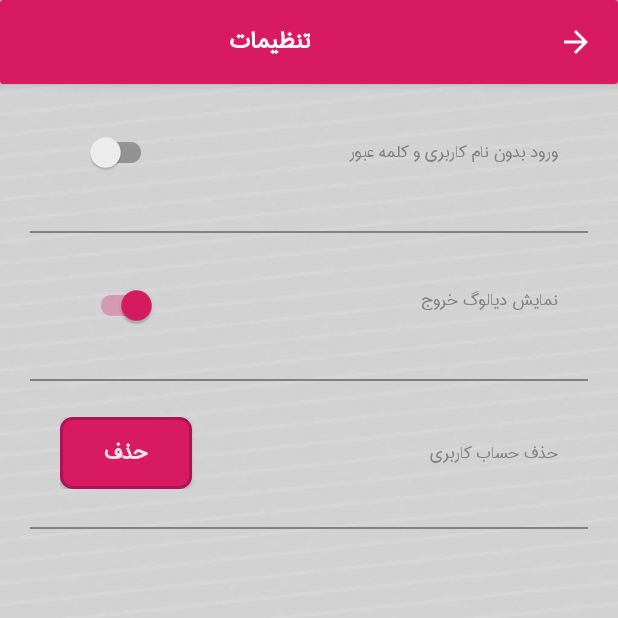
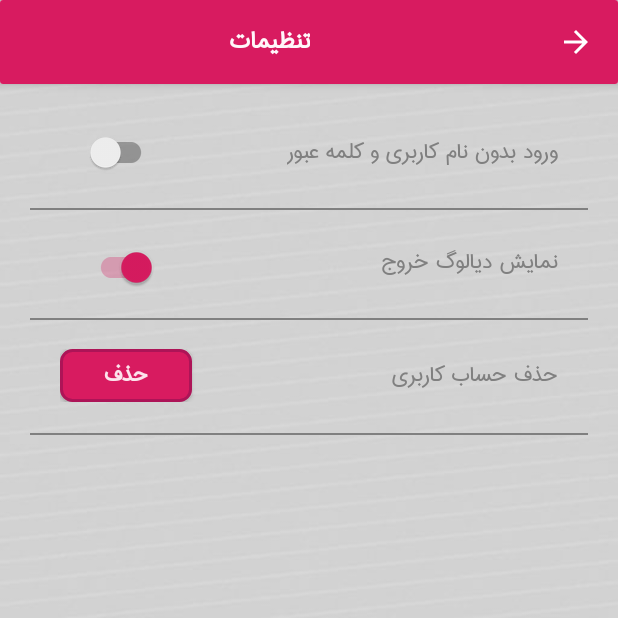
Before and after one commit to kasra-07/TickVision, an Android app: the SettingActivity screen opened directly, with no data from a screen before it, on a phone screen of 412 x 824 dp, the top half of it. Run offline under Robolectric (Android 15) with nearby library versions, the light colour scheme and no system bars; our stand-ins replace Room's generated code; network calls fail.

Commit message:
end create exit_dialog_layout.xml and ExitDialog.java

```diff
--- a/app/src/main/java/ir/mahchegroup/tickvision/SettingActivity.java
+++ b/app/src/main/java/ir/mahchegroup/tickvision/SettingActivity.java
@@ -15,7 +15,6 @@ import android.view.View;
 import android.widget.Button;
 import android.widget.ImageView;
 import android.widget.TextView;
-import android.widget.Toast;
 
 import java.util.Objects;
 
@@ -58,7 +57,7 @@ public class SettingActivity extends AppCompatActivity implements DeleteAccount.
 
         loginStay.setOnCheckedChangeListener((buttonView, isChecked) -> shared.getEditor().putBoolean(UserItems.IS_LOGIN_STAY, isChecked).apply());
 
-        showExitDialog.setOnCheckedChangeListener((buttonView, isChecked) -> shared.getEditor().putBoolean(UserItems.IS_SHOW_EXIT_DIALOG, isChecked));
+        showExitDialog.setOnCheckedChangeListener((buttonView, isChecked) -> shared.getEditor().putBoolean(UserItems.IS_SHOW_EXIT_DIALOG, isChecked).apply());
 
         btnRemove.setOnClickListener(v -> {
             DeleteAccountDialog deleteAccountDialog = new DeleteAccountDialog(this);
--- a/app/src/main/res/layout/activity_setting.xml
+++ b/app/src/main/res/layout/activity_setting.xml
@@ -17,11 +17,11 @@
         android:layout_alignParentEnd="true"
         android:layout_marginStart="@dimen/margin_top_bottom_setting_elements"
         android:layout_marginTop="5dp"
+        android:layout_marginBottom="-10dp"
         android:layout_marginEnd="@dimen/margin_top_bottom_setting_elements"
         android:paddingStart="20dp"
         android:paddingTop="10dp"
-        android:paddingEnd="20dp"
-        android:paddingBottom="5dp">
+        android:paddingEnd="20dp">
 
         <TextView
             android:layout_width="wrap_content"
@@ -32,7 +32,7 @@
             android:gravity="center_vertical"
             android:text="@string/login_stay_text"
             android:textColor="@color/gray"
-            android:textSize="@dimen/normal_text_size"
+            android:textSize="@dimen/large_text_size"
             tools:ignore="RelativeOverlap,TextContrastCheck" />
 
         <androidx.appcompat.widget.SwitchCompat
@@ -67,7 +67,7 @@
     <View
         android:id="@+id/v1"
         android:layout_width="match_parent"
-        android:layout_height="@dimen/normal_line_size"
+        android:layout_height="1dp"
         android:layout_below="@id/login_stay_layout"
         android:layout_marginStart="@dimen/margin_top_bottom_setting_elements"
         android:layout_marginTop="@dimen/margin_top_bottom_setting_elements"
@@ -82,13 +82,13 @@
         android:layout_below="@id/login_stay_layout"
         android:layout_alignParentEnd="true"
         android:layout_marginStart="@dimen/margin_top_bottom_setting_elements"
-        android:layout_marginTop="30dp"
+        android:layout_marginTop="20dp"
+        android:layout_marginBottom="-15dp"
         android:layout_marginEnd="@dimen/margin_top_bottom_setting_elements"
         android:padding="15dp"
         android:paddingStart="20dp"
         android:paddingTop="10dp"
-        android:paddingEnd="20dp"
-        android:paddingBottom="5dp">
+        android:paddingEnd="20dp">
 
         <TextView
             android:layout_width="wrap_content"
@@ -99,7 +99,7 @@
             android:gravity="center_vertical"
             android:text="@string/show_exit_dialog_text"
             android:textColor="@color/gray"
-            android:textSize="@dimen/normal_text_size"
+            android:textSize="@dimen/large_text_size"
             tools:ignore="RelativeOverlap,TextContrastCheck" />
 
         <androidx.appcompat.widget.SwitchCompat
@@ -134,7 +134,7 @@
     <View
         android:id="@+id/v2"
         android:layout_width="match_parent"
-        android:layout_height="@dimen/normal_line_size"
+        android:layout_height="1dp"
         android:layout_below="@id/exit_layout"
         android:layout_marginStart="@dimen/margin_top_bottom_setting_elements"
         android:layout_marginTop="10dp"
@@ -148,13 +148,12 @@
         android:layout_below="@id/exit_layout"
         android:layout_alignParentEnd="true"
         android:layout_marginStart="@dimen/margin_top_bottom_setting_elements"
-        android:layout_marginTop="20dp"
+        android:layout_marginTop="15dp"
         android:layout_marginEnd="@dimen/margin_top_bottom_setting_elements"
         android:padding="15dp"
         android:paddingStart="20dp"
         android:paddingTop="10dp"
-        android:paddingEnd="20dp"
-        android:paddingBottom="5dp">
+        android:paddingEnd="20dp">
 
         <TextView
             android:layout_width="wrap_content"
@@ -165,13 +164,13 @@
             android:gravity="center_vertical"
             android:text="@string/delete_account_text"
             android:textColor="@color/gray"
-            android:textSize="@dimen/normal_text_size"
+            android:textSize="@dimen/large_text_size"
             tools:ignore="RelativeOverlap,TextContrastCheck" />
 
         <Button
             android:id="@+id/btn_delete_account"
             android:layout_width="wrap_content"
-            android:layout_height="wrap_content"
+            android:layout_height="35dp"
             android:layout_alignParentStart="true"
             android:background="@drawable/red_btn_background"
             android:gravity="center"
@@ -185,11 +184,11 @@
     <View
         android:id="@+id/v3"
         android:layout_width="match_parent"
-        android:layout_height="@dimen/normal_line_size"
+        android:layout_height="1dp"
         android:layout_below="@id/delete_layout"
         android:layout_marginStart="@dimen/margin_top_bottom_setting_elements"
-        android:layout_marginTop="10dp"
         android:layout_marginEnd="@dimen/margin_top_bottom_setting_elements"
+        android:layout_marginTop="5dp"
         android:background="@color/gray" />
 
 </RelativeLayout>
--- a/app/src/main/res/values/strings.xml
+++ b/app/src/main/res/values/strings.xml
@@ -129,4 +129,8 @@
     <string name="sure_delete_account_text">آیا از حذف حساب کاربری خود اطمینان دارید ؟</string>
     <string name="delete_account_success_text">حذف حساب کاربری با موفقیت انجام شد</string>
     <string name="delete_account_error">حذف حساب کاربری با خطا مواجه شد</string>
+    <string name="exit_app_text_text">آیا از خروج اطمینان دارید ؟</string>
+    <string name="show_again_text">دوباره نمایش داده نشود</string>
+    <string name="exit">خروج</string>
+    <string name="enter_again_back_text">جهت خروج مجددا کلیک نمائید</string>
 </resources>
```
Also changed, not shown: app/src/main/java/ir/mahchegroup/tickvision/HomeActivity.java (+31 -4 lines), app/src/main/java/ir/mahchegroup/tickvision/message_box/ExitDialog.java (added, +60 -0 lines), app/src/main/res/layout/exit_dialog_layout.xml (added, +99 -0 lines).
